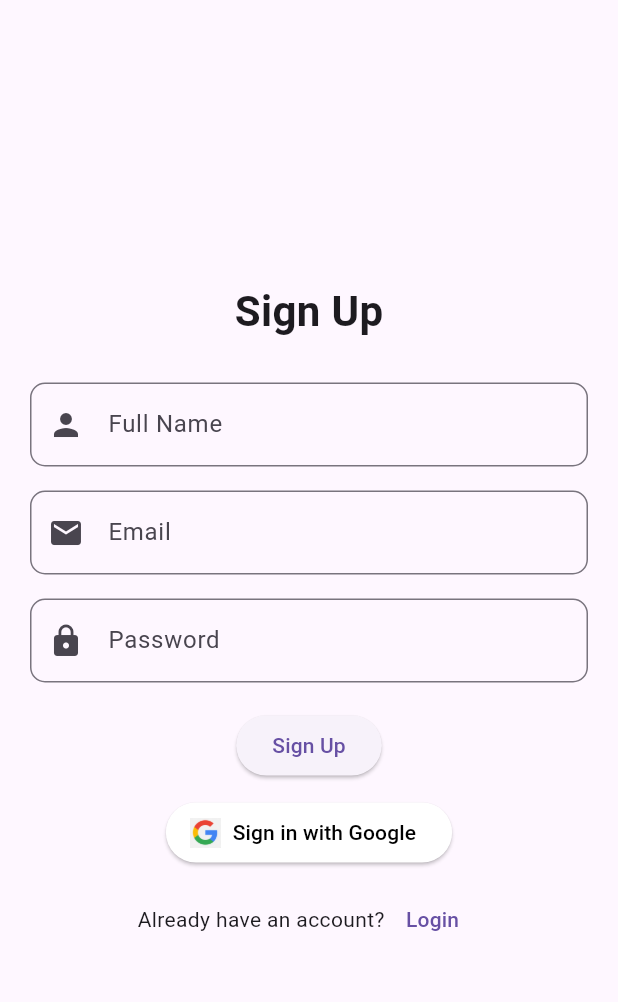
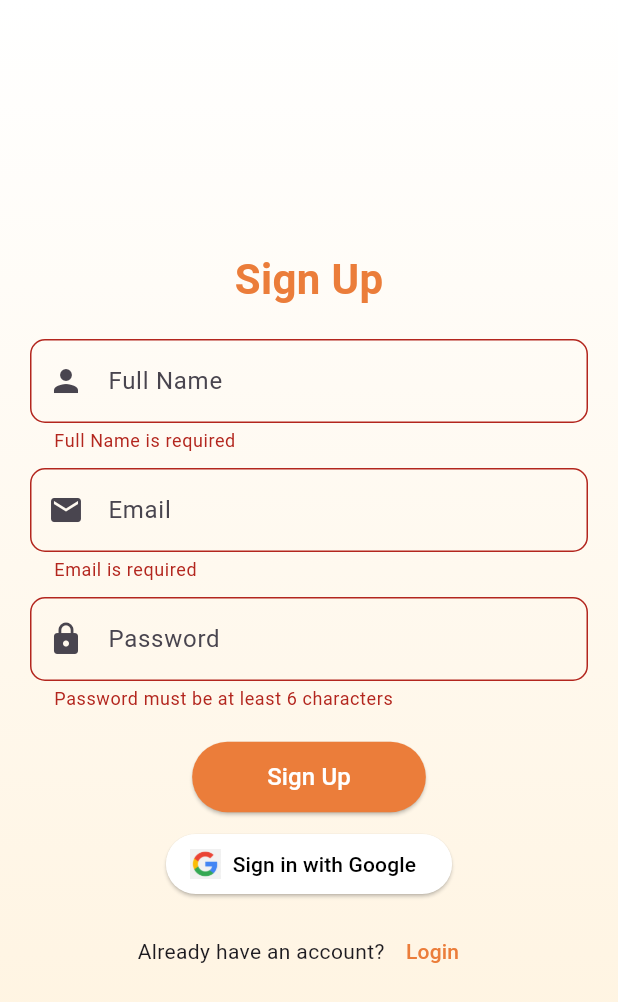
Before and after one commit to Gakwaya011/Event_EASE, a Flutter app: the SignupPage screen opened by its route, after a tap on "Sign Up", on a phone screen of 412 x 824 dp. Shown: the top 1002 px of the screen. Run offline on Flutter 3.47's test engine with Material 3 defaults, Android fonts, the phone set to English and light mode, and no system bars; our stand-ins replace firebase_auth, firebase_core, go_router; accounts and stored records are empty.

```diff
--- /dev/null
+++ b/event_ease/devtools_options.yaml
@@ -0,0 +1,3 @@
+description: This file stores settings for Dart & Flutter DevTools.
+documentation: https://docs.flutter.dev/tools/devtools/extensions#configure-extension-enablement-states
+extensions:
--- a/event_ease/lib/core/navigation/router.dart
+++ b/event_ease/lib/core/navigation/router.dart
@@ -4,7 +4,6 @@ import '../../features/auth/presentation/pages/login_page.dart';
 import '../../features/auth/presentation/pages/signup_page.dart';
 
 final GoRouter router = GoRouter(
-  initialLocation: '/login',
   routes: [
     GoRoute(
       path: '/login',
@@ -15,4 +14,5 @@ final GoRouter router = GoRouter(
       builder: (context, state) => const SignupPage(),
     ),
   ],
+  initialLocation: '/login', // Make sure this is placed after the routes list
 );
--- a/event_ease/lib/features/auth/presentation/pages/signup_page.dart
+++ b/event_ease/lib/features/auth/presentation/pages/signup_page.dart
@@ -1,58 +1,153 @@
 import 'package:flutter/material.dart';
 import '../widgets/custom_textfield.dart';
 import '../widgets/google_signin_button.dart';
-// ignore: unused_import
-import 'login_page.dart';
 import 'package:go_router/go_router.dart';
 
-class SignupPage extends StatelessWidget {
+class SignupPage extends StatefulWidget {
   const SignupPage({super.key});
+
+  @override
+  _SignupPageState createState() => _SignupPageState();
+}
+
+class _SignupPageState extends State<SignupPage> {
+  final _formKey = GlobalKey<FormState>();
+
+  final TextEditingController nameController = TextEditingController();
+  final TextEditingController emailController = TextEditingController();
+  final TextEditingController passwordController = TextEditingController();
+
+  void _signUp() {
+    if (_formKey.currentState!.validate()) {
+      // Save the user data to the database or authentication service
+      // For now, we just print the details
+      print("Sign Up successful for ${nameController.text}, Email: ${emailController.text}");
+      // Navigate to login page after successful sign-up
+      context.push('/login');
+    }
+  }
 
   @override
   Widget build(BuildContext context) {
     return Scaffold(
-      body: Padding(
+      body: Container(
+        decoration: const BoxDecoration(
+          gradient: LinearGradient(
+            begin: Alignment.topCenter,
+            end: Alignment.bottomCenter,
+            colors: [
+              Color(0xFFFFFFFF), // White at the top
+              Color(0xFFFFF2DC), // Soft peach at the bottom
+            ],
+          ),
+        ),
+        child: Padding(
           padding: const EdgeInsets.all(20.0),
+          child: Form(
+            key: _formKey, // Add Form key
             child: Column(
               mainAxisAlignment: MainAxisAlignment.center,
               crossAxisAlignment: CrossAxisAlignment.center,
               children: [
-            Text("Sign Up", style: TextStyle(fontSize: 28, fontWeight: FontWeight.bold)),
+                const Text(
+                  "Sign Up",
+                  style: TextStyle(
+                    fontSize: 28,
+                    fontWeight: FontWeight.bold,
+                    color: Color(0xFFEB7D3A), // App orange color
+                  ),
+                ),
 
                 const SizedBox(height: 20),
 
-            CustomTextField(hintText: "Full Name", icon: Icons.person),
-            CustomTextField(hintText: "Email", icon: Icons.email),
-            CustomTextField(hintText: "Password", icon: Icons.lock, obscureText: true),
-
-            const SizedBox(height: 10),
-
-            ElevatedButton(
-              onPressed: () {
-                // Implement sign-up logic
+                // Full Name input field
+                CustomTextField(
+                  hintText: "Full Name",
+                  icon: Icons.person,
+                  controller: nameController,
+                  validator: (value) {
+                    if (value == null || value.isEmpty) {
+                      return "Full Name is required";
+                    }
+                    return null;
                   },
-              child: Text("Sign Up"),
                 ),
 
                 const SizedBox(height: 10),
 
+                // Email input field with validation
+                CustomTextField(
+                  hintText: "Email",
+                  icon: Icons.email,
+                  controller: emailController,
+                  validator: (value) {
+                    if (value == null || value.isEmpty) {
+                      return "Email is required";
+                    }
+                    if (!RegExp(r"^[a-zA-Z0-9+_.-]+@[a-zA-Z0-9.-]+$").hasMatch(value)) {
+                      return "Enter a valid email";
+                    }
+                    return null;
+                  },
+                ),
+
+                const SizedBox(height: 10),
+
+                // Password input field with validation
+                CustomTextField(
+                  hintText: "Password",
+                  icon: Icons.lock,
+                  obscureText: true,
+                  controller: passwordController,
+                  validator: (value) {
+                    if (value == null || value.length < 6) {
+                      return "Password must be at least 6 characters";
+                    }
+                    return null;
+                  },
+                ),
+
+                const SizedBox(height: 20),
+
+                // Sign Up Button
+                ElevatedButton(
+                  onPressed: _signUp,
+                  style: ElevatedButton.styleFrom(
+                    backgroundColor: const Color(0xFFEB7D3A), // App orange color
+                    padding: const EdgeInsets.symmetric(vertical: 12, horizontal: 50),
+                  ),
+                  child: const Text(
+                    "Sign Up",
+                    style: TextStyle(fontSize: 16, color: Colors.white),
+                  ),
+                ),
+
+                const SizedBox(height: 10),
+
+                // Google Sign-In Button
                 GoogleSignInButton(),
 
                 const SizedBox(height: 10),
 
+                // Login redirect
                 Row(
                   mainAxisAlignment: MainAxisAlignment.center,
                   children: [
                     const Text("Already have an account?"),
                     TextButton(
                       onPressed: () {
-                    context.push('/login'); // Navigate back to Login Page
+                        context.push('/login'); // Navigate to login page
                       },
-                  child: const Text("Login"),
+                      child: const Text(
+                        "Login",
+                        style: TextStyle(color: Color(0xFFEB7D3A)), // App orange color
+                      ),
                     ),
                   ],
-            )
+                ),
               ],
+            ),
+          ),
         ),
       ),
     );
--- a/event_ease/lib/features/auth/presentation/widgets/custom_textfield.dart
+++ b/event_ease/lib/features/auth/presentation/widgets/custom_textfield.dart
@@ -4,26 +4,29 @@ class CustomTextField extends StatelessWidget {
   final String hintText;
   final IconData icon;
   final bool obscureText;
+  final TextEditingController controller;
+  final String? Function(String?)? validator; // ✅ Add validator
 
   const CustomTextField({
     super.key,
     required this.hintText,
     required this.icon,
     this.obscureText = false,
+    required this.controller,
+    this.validator, // ✅ Make validator optional
   });
 
   @override
   Widget build(BuildContext context) {
-    return Padding(
-      padding: const EdgeInsets.symmetric(vertical: 8.0),
-      child: TextField(
-        obscureText: obscureText,
-        decoration: InputDecoration(
-          prefixIcon: Icon(icon),
-          hintText: hintText,
-          border: OutlineInputBorder(borderRadius: BorderRadius.circular(10)),
-        ),
+    return TextFormField(
+      controller: controller,
+      obscureText: obscureText,
+      decoration: InputDecoration(
+        prefixIcon: Icon(icon),
+        hintText: hintText,
+        border: OutlineInputBorder(borderRadius: BorderRadius.circular(10)),
       ),
+      validator: validator, // ✅ Use validator here
     );
   }
 }
```
Also changed, not shown: event_ease/lib/core/providers/auth_provider.dart (added, +30 -0 lines), event_ease/lib/features/auth/presentation/pages/login_page.dart (+51 -9 lines), event_ease/lib/main.dart (+11 -2 lines), event_ease/lib/firebase_options.dart. Lines whose indentation alone changed are shown as unchanged.
